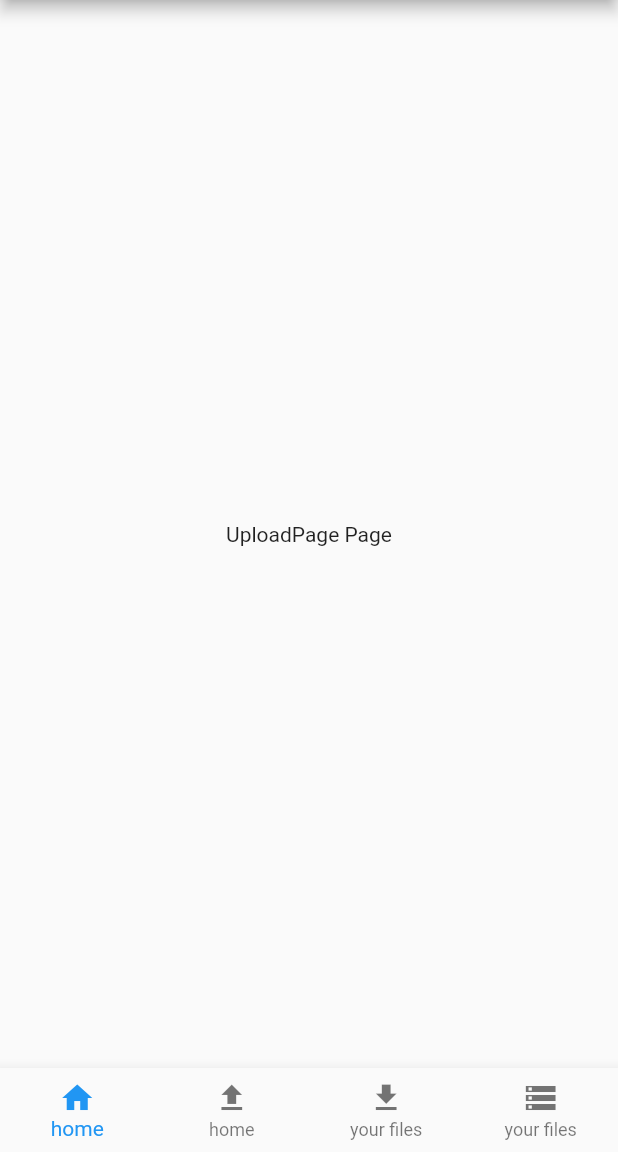
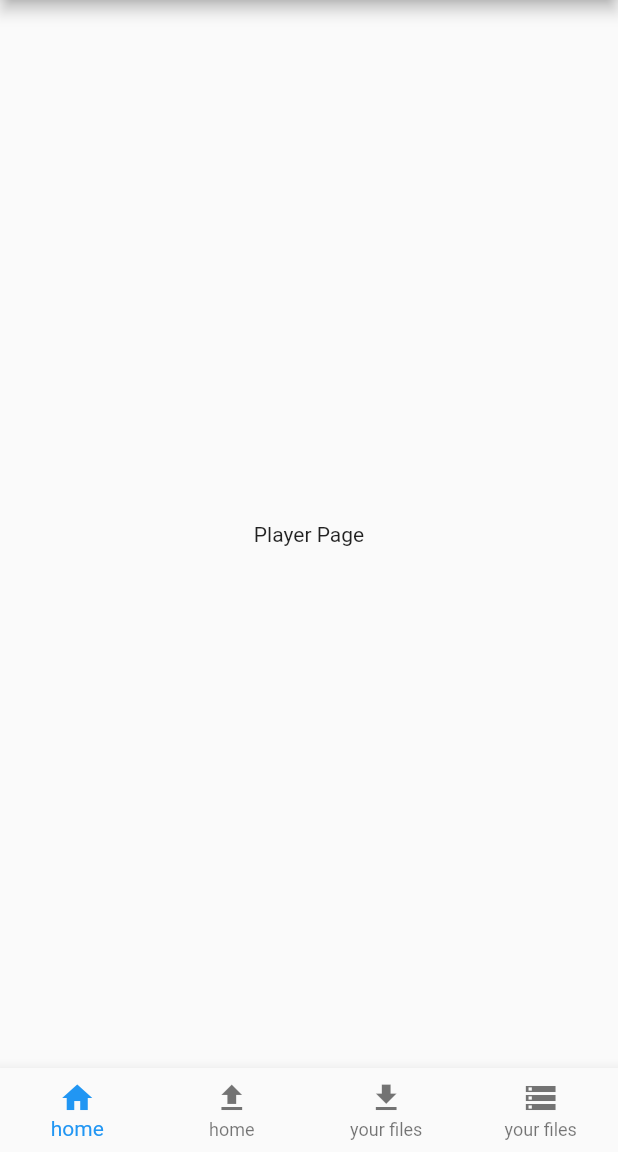
Before and after one commit to saidino84/ffplayer, a Flutter app: the screen it shows after launch, on a phone screen of 412 x 824 dp, the part 84-1236 px from its top. Run offline on Flutter 3.47's test engine with Material 2 defaults, Android fonts, the phone set to English and light mode, and no system bars; our stand-ins replace get.

Commit message:
Adiciondo o tab de Player

```diff
--- a/lib/app/pages/home/home_controller.dart
+++ b/lib/app/pages/home/home_controller.dart
@@ -1,3 +1,4 @@
+import 'package:ffplayer/app/pages/home_player/player_page.dart';
 import 'package:ffplayer/helpers.dart';
 
 class HomeController extends GetxController {
@@ -7,6 +8,7 @@ class HomeController extends GetxController {
   // lista de tabs com seus correspondetes views
   final tab_pages = [
     // HomePage(),
+    PlayerPage(),
     UploadPage(),
     DownloadPage(),
     LocalPage(),
--- /dev/null
+++ b/lib/app/pages/home_player/player_controller.dart
@@ -0,0 +1,7 @@
+import 'package:get/get.dart';
+
+class PlayerController extends GetxController {
+  final _obj = ''.obs;
+  set obj(value) => this._obj.value = value;
+  get obj => this._obj.value;
+}
--- /dev/null
+++ b/lib/app/pages/home_player/player_page.dart
@@ -0,0 +1,11 @@
+import 'package:ffplayer/helpers.dart';
+
+class PlayerPage extends StatelessWidget {
+  var controller = PlayerController();
+  @override
+  Widget build(BuildContext context) {
+    return Center(
+      child: Text('Player Page'),
+    );
+  }
+}
--- a/lib/helpers.dart
+++ b/lib/helpers.dart
@@ -10,6 +10,7 @@ export 'package:ffplayer/app/pages/localfiles/local_page.dart';
 // controllers
 export 'package:ffplayer/app/pages/home/home_controller.dart';
 export 'package:ffplayer/app/pages/downloaded/download_controller.dart';
+export 'package:ffplayer/app/pages/home_player/player_controller.dart';
 
 // bindings
 export 'app/pages/home/home_bindings.dart';
```
